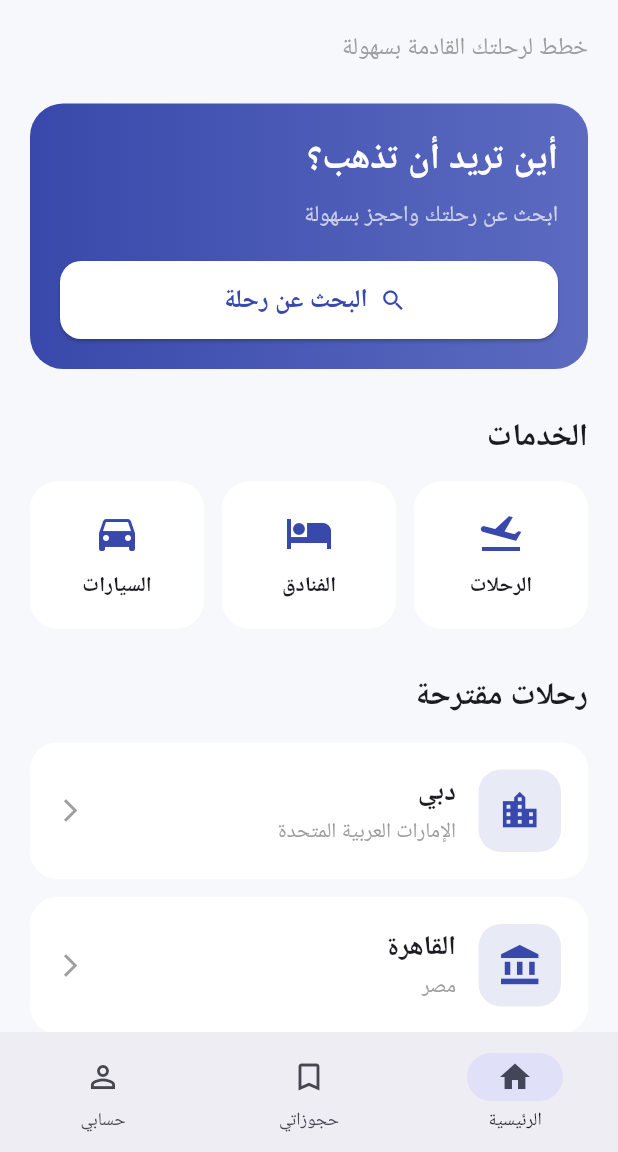
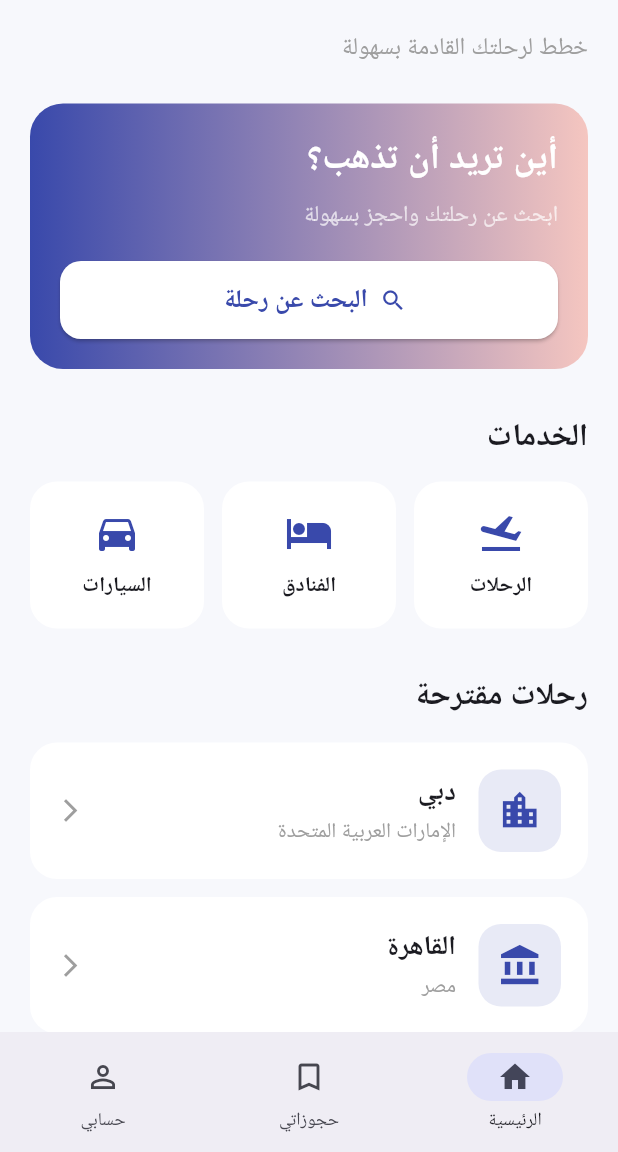
Before and after one commit to dkssall/sfar_booking_app, a Flutter app: the screen it shows after launch, on a phone screen of 412 x 824 dp, the part 84-1236 px from its top. Run offline on Flutter 3.47's test engine with Material 3 defaults, Android fonts, the phone set to English and light mode, and no system bars.

Commit message:
Update main.dart

```diff
--- a/lib/main.dart
+++ b/lib/main.dart
@@ -48,7 +48,7 @@ class HomePage extends StatelessWidget {
                 width: double.infinity,
                 padding: const EdgeInsets.all(20),
                 decoration: BoxDecoration(
-                  gradient: const LinearGradient(colors: [Color(0xFF3949AB), Color(0xFF5C6BC0)]),
+                  gradient: const LinearGradient(colors: [Color(0xFF3949AB), Color(0xFFF5C6C0)]),
                   borderRadius: BorderRadius.circular(22),
                 ),
                 child: Column(crossAxisAlignment: CrossAxisAlignment.start, children: [
```
